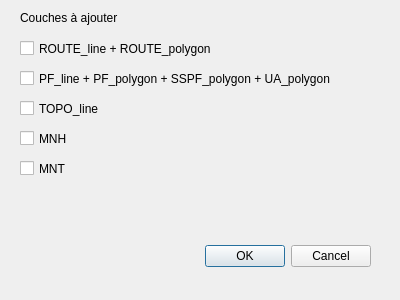
Qt form dialogs/add_data.ui (paul-carteron/Qracines) before a commit.
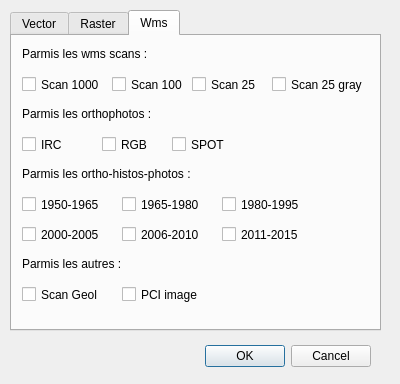
The same form after that commit.

The edit to the form file:
```diff
--- a/dialogs/add_data.ui
+++ b/dialogs/add_data.ui
@@ -7,7 +7,7 @@
     <x>0</x>
     <y>0</y>
     <width>400</width>
-    <height>300</height>
+    <height>384</height>
    </rect>
   </property>
   <property name="windowTitle">
@@ -17,7 +17,7 @@
    <property name="geometry">
     <rect>
      <x>30</x>
-     <y>240</y>
+     <y>340</y>
      <width>341</width>
      <height>32</height>
     </rect>
@@ -29,83 +29,475 @@
     <set>QDialogButtonBox::Cancel|QDialogButtonBox::Ok</set>
    </property>
   </widget>
-  <widget class="QCheckBox" name="checkBox_4">
+  <widget class="QTabWidget" name="tabWidget">
    <property name="geometry">
     <rect>
-     <x>20</x>
-     <y>130</y>
-     <width>321</width>
-     <height>17</height>
-    </rect>
-   </property>
-   <property name="text">
-    <string>MNH</string>
-   </property>
-  </widget>
-  <widget class="QCheckBox" name="checkBox_3">
-   <property name="geometry">
-    <rect>
-     <x>20</x>
-     <y>100</y>
-     <width>321</width>
-     <height>17</height>
-    </rect>
-   </property>
-   <property name="text">
-    <string>TOPO_line</string>
-   </property>
-  </widget>
-  <widget class="QCheckBox" name="checkBox_1">
-   <property name="geometry">
-    <rect>
-     <x>20</x>
-     <y>40</y>
-     <width>321</width>
-     <height>17</height>
-    </rect>
-   </property>
-   <property name="text">
-    <string>ROUTE_line + ROUTE_polygon</string>
-   </property>
-  </widget>
-  <widget class="QCheckBox" name="checkBox_2">
-   <property name="geometry">
-    <rect>
-     <x>20</x>
-     <y>70</y>
-     <width>321</width>
-     <height>17</height>
-    </rect>
-   </property>
-   <property name="text">
-    <string>PF_line + PF_polygon + SSPF_polygon + UA_polygon</string>
-   </property>
-  </widget>
-  <widget class="QLabel" name="label_layers">
-   <property name="geometry">
-    <rect>
-     <x>20</x>
+     <x>10</x>
      <y>10</y>
-     <width>191</width>
-     <height>16</height>
+     <width>371</width>
+     <height>321</height>
     </rect>
    </property>
-   <property name="text">
-    <string>Couches à ajouter</string>
+   <property name="currentIndex">
+    <number>2</number>
    </property>
-  </widget>
-  <widget class="QCheckBox" name="checkBox_5">
-   <property name="geometry">
-    <rect>
-     <x>20</x>
-     <y>160</y>
-     <width>321</width>
-     <height>17</height>
-    </rect>
-   </property>
-   <property name="text">
-    <string>MNT</string>
-   </property>
+   <widget class="QWidget" name="Vector">
+    <attribute name="title">
+     <string>Vector</string>
+    </attribute>
+    <widget class="QCheckBox" name="checkBox_TOPO">
+     <property name="geometry">
+      <rect>
+       <x>10</x>
+       <y>190</y>
+       <width>321</width>
+       <height>17</height>
+      </rect>
+     </property>
+     <property name="text">
+      <string>TOPO_line</string>
+     </property>
+    </widget>
+    <widget class="QCheckBox" name="checkBox_ROUTE">
+     <property name="geometry">
+      <rect>
+       <x>10</x>
+       <y>40</y>
+       <width>341</width>
+       <height>17</height>
+      </rect>
+     </property>
+     <property name="text">
+      <string>ROUTE_line + ROUTE_polygon</string>
+     </property>
+    </widget>
+    <widget class="QCheckBox" name="checkBox_PF">
+     <property name="geometry">
+      <rect>
+       <x>10</x>
+       <y>70</y>
+       <width>341</width>
+       <height>17</height>
+      </rect>
+     </property>
+     <property name="text">
+      <string>PF_line + PF_polygon</string>
+     </property>
+    </widget>
+    <widget class="QLabel" name="label_layers">
+     <property name="geometry">
+      <rect>
+       <x>10</x>
+       <y>10</y>
+       <width>341</width>
+       <height>16</height>
+      </rect>
+     </property>
+     <property name="text">
+      <string>Parmis les vecteurs SEQUOIA :</string>
+     </property>
+    </widget>
+    <widget class="QCheckBox" name="checkBox_AME">
+     <property name="geometry">
+      <rect>
+       <x>10</x>
+       <y>160</y>
+       <width>341</width>
+       <height>17</height>
+      </rect>
+     </property>
+     <property name="text">
+      <string>AME_polygon</string>
+     </property>
+    </widget>
+    <widget class="QCheckBox" name="checkBox_SPPF">
+     <property name="geometry">
+      <rect>
+       <x>10</x>
+       <y>100</y>
+       <width>341</width>
+       <height>17</height>
+      </rect>
+     </property>
+     <property name="text">
+      <string>SSPF_line + SSPF_polygon</string>
+     </property>
+    </widget>
+    <widget class="QCheckBox" name="checkBox_UA">
+     <property name="geometry">
+      <rect>
+       <x>10</x>
+       <y>130</y>
+       <width>341</width>
+       <height>17</height>
+      </rect>
+     </property>
+     <property name="text">
+      <string>UA_polygon</string>
+     </property>
+    </widget>
+   </widget>
+   <widget class="QWidget" name="Raster">
+    <attribute name="title">
+     <string>Raster</string>
+    </attribute>
+    <widget class="QCheckBox" name="checkBox_MNH">
+     <property name="geometry">
+      <rect>
+       <x>10</x>
+       <y>160</y>
+       <width>321</width>
+       <height>17</height>
+      </rect>
+     </property>
+     <property name="text">
+      <string>MNH</string>
+     </property>
+    </widget>
+    <widget class="QCheckBox" name="checkBox_MNT">
+     <property name="geometry">
+      <rect>
+       <x>10</x>
+       <y>190</y>
+       <width>321</width>
+       <height>17</height>
+      </rect>
+     </property>
+     <property name="text">
+      <string>MNT</string>
+     </property>
+    </widget>
+    <widget class="QLabel" name="label_layers_2">
+     <property name="geometry">
+      <rect>
+       <x>10</x>
+       <y>10</y>
+       <width>351</width>
+       <height>16</height>
+      </rect>
+     </property>
+     <property name="text">
+      <string>Parmis les raster SEQUOIA :</string>
+     </property>
+    </widget>
+    <widget class="QCheckBox" name="checkBox_PLT">
+     <property name="geometry">
+      <rect>
+       <x>10</x>
+       <y>40</y>
+       <width>321</width>
+       <height>17</height>
+      </rect>
+     </property>
+     <property name="text">
+      <string>PLT (carte actuelle des peuplements)</string>
+     </property>
+    </widget>
+    <widget class="QCheckBox" name="checkBox_PLTANC">
+     <property name="geometry">
+      <rect>
+       <x>10</x>
+       <y>70</y>
+       <width>321</width>
+       <height>17</height>
+      </rect>
+     </property>
+     <property name="text">
+      <string>PLT-ANC (ancienne carte des peuplements)</string>
+     </property>
+    </widget>
+    <widget class="QCheckBox" name="checkBox_IRC">
+     <property name="geometry">
+      <rect>
+       <x>10</x>
+       <y>100</y>
+       <width>321</width>
+       <height>17</height>
+      </rect>
+     </property>
+     <property name="text">
+      <string>IRC</string>
+     </property>
+    </widget>
+    <widget class="QCheckBox" name="checkBox_RGB">
+     <property name="geometry">
+      <rect>
+       <x>10</x>
+       <y>130</y>
+       <width>321</width>
+       <height>17</height>
+      </rect>
+     </property>
+     <property name="text">
+      <string>RGB</string>
+     </property>
+    </widget>
+    <widget class="QCheckBox" name="checkBox_SCAN">
+     <property name="geometry">
+      <rect>
+       <x>10</x>
+       <y>220</y>
+       <width>321</width>
+       <height>17</height>
+      </rect>
+     </property>
+     <property name="text">
+      <string>Scan 25</string>
+     </property>
+    </widget>
+   </widget>
+   <widget class="QWidget" name="Wms">
+    <attribute name="title">
+     <string>Wms</string>
+    </attribute>
+    <widget class="QCheckBox" name="checkBox_SCAN1000">
+     <property name="geometry">
+      <rect>
+       <x>10</x>
+       <y>40</y>
+       <width>91</width>
+       <height>17</height>
+      </rect>
+     </property>
+     <property name="text">
+      <string>Scan 1000</string>
+     </property>
+    </widget>
+    <widget class="QLabel" name="label_layers_3">
+     <property name="geometry">
+      <rect>
+       <x>10</x>
+       <y>10</y>
+       <width>191</width>
+       <height>16</height>
+      </rect>
+     </property>
+     <property name="text">
+      <string>Parmis les wms scans :</string>
+     </property>
+    </widget>
+    <widget class="QCheckBox" name="checkBox_SCAN100">
+     <property name="geometry">
+      <rect>
+       <x>100</x>
+       <y>40</y>
+       <width>81</width>
+       <height>17</height>
+      </rect>
+     </property>
+     <property name="text">
+      <string>Scan 100</string>
+     </property>
+    </widget>
+    <widget class="QCheckBox" name="checkBox_SCAN25G">
+     <property name="geometry">
+      <rect>
+       <x>260</x>
+       <y>40</y>
+       <width>101</width>
+       <height>17</height>
+      </rect>
+     </property>
+     <property name="text">
+      <string>Scan 25 gray</string>
+     </property>
+    </widget>
+    <widget class="QCheckBox" name="checkBox_RGBW">
+     <property name="geometry">
+      <rect>
+       <x>90</x>
+       <y>100</y>
+       <width>61</width>
+       <height>17</height>
+      </rect>
+     </property>
+     <property name="text">
+      <string>RGB</string>
+     </property>
+    </widget>
+    <widget class="QCheckBox" name="checkBox_IRCW">
+     <property name="geometry">
+      <rect>
+       <x>10</x>
+       <y>100</y>
+       <width>81</width>
+       <height>17</height>
+      </rect>
+     </property>
+     <property name="text">
+      <string>IRC</string>
+     </property>
+    </widget>
+    <widget class="QCheckBox" name="checkBox_50">
+     <property name="geometry">
+      <rect>
+       <x>10</x>
+       <y>160</y>
+       <width>91</width>
+       <height>17</height>
+      </rect>
+     </property>
+     <property name="text">
+      <string>1950-1965</string>
+     </property>
+    </widget>
+    <widget class="QCheckBox" name="checkBox_SCAN25">
+     <property name="geometry">
+      <rect>
+       <x>180</x>
+       <y>40</y>
+       <width>101</width>
+       <height>17</height>
+      </rect>
+     </property>
+     <property name="text">
+      <string>Scan 25</string>
+     </property>
+    </widget>
+    <widget class="QLabel" name="label_layers_4">
+     <property name="geometry">
+      <rect>
+       <x>10</x>
+       <y>70</y>
+       <width>191</width>
+       <height>16</height>
+      </rect>
+     </property>
+     <property name="text">
+      <string>Parmis les orthophotos :</string>
+     </property>
+    </widget>
+    <widget class="QLabel" name="label_layers_5">
+     <property name="geometry">
+      <rect>
+       <x>10</x>
+       <y>130</y>
+       <width>191</width>
+       <height>16</height>
+      </rect>
+     </property>
+     <property name="text">
+      <string>Parmis les ortho-histos-photos :</string>
+     </property>
+    </widget>
+    <widget class="QLabel" name="label_layers_6">
+     <property name="geometry">
+      <rect>
+       <x>10</x>
+       <y>220</y>
+       <width>191</width>
+       <height>16</height>
+      </rect>
+     </property>
+     <property name="text">
+      <string>Parmis les autres :</string>
+     </property>
+    </widget>
+    <widget class="QCheckBox" name="checkBox_SPOT">
+     <property name="geometry">
+      <rect>
+       <x>160</x>
+       <y>100</y>
+       <width>61</width>
+       <height>17</height>
+      </rect>
+     </property>
+     <property name="text">
+      <string>SPOT</string>
+     </property>
+    </widget>
+    <widget class="QCheckBox" name="checkBox_GEOL">
+     <property name="geometry">
+      <rect>
+       <x>10</x>
+       <y>250</y>
+       <width>91</width>
+       <height>17</height>
+      </rect>
+     </property>
+     <property name="text">
+      <string>Scan Geol</string>
+     </property>
+    </widget>
+    <widget class="QCheckBox" name="checkBox_PCI">
+     <property name="geometry">
+      <rect>
+       <x>110</x>
+       <y>250</y>
+       <width>91</width>
+       <height>17</height>
+      </rect>
+     </property>
+     <property name="text">
+      <string>PCI image</string>
+     </property>
+    </widget>
+    <widget class="QCheckBox" name="checkBox_65">
+     <property name="geometry">
+      <rect>
+       <x>110</x>
+       <y>160</y>
+       <width>91</width>
+       <height>17</height>
+      </rect>
+     </property>
+     <property name="text">
+      <string>1965-1980</string>
+     </property>
+    </widget>
+    <widget class="QCheckBox" name="checkBox_80">
+     <property name="geometry">
+      <rect>
+       <x>210</x>
+       <y>160</y>
+       <width>91</width>
+       <height>17</height>
+      </rect>
+     </property>
+     <property name="text">
+      <string>1980-1995</string>
+     </property>
+    </widget>
+    <widget class="QCheckBox" name="checkBox_00">
+     <property name="geometry">
+      <rect>
+       <x>10</x>
+       <y>190</y>
+       <width>91</width>
+       <height>17</height>
+      </rect>
+     </property>
+     <property name="text">
+      <string>2000-2005</string>
+     </property>
+    </widget>
+    <widget class="QCheckBox" name="checkBox_06">
+     <property name="geometry">
+      <rect>
+       <x>110</x>
+       <y>190</y>
+       <width>91</width>
+       <height>17</height>
+      </rect>
+     </property>
+     <property name="text">
+      <string>2006-2010</string>
+     </property>
+    </widget>
+    <widget class="QCheckBox" name="checkBox_11">
+     <property name="geometry">
+      <rect>
+       <x>210</x>
+       <y>190</y>
+       <width>91</width>
+       <height>17</height>
+      </rect>
+     </property>
+     <property name="text">
+      <string>2011-2015</string>
+     </property>
+    </widget>
+   </widget>
   </widget>
  </widget>
  <resources/>
```
Left out of the diff: 2 changed lines with no effect on the pictures.
